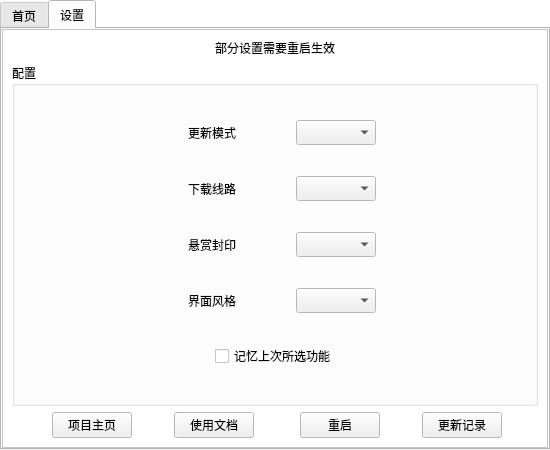
This is src/ui/mainui.ui in AquamarineCyan/OnmyojiDesktopAssistant as Qt 5 draws it before an edit. The edited form follows.
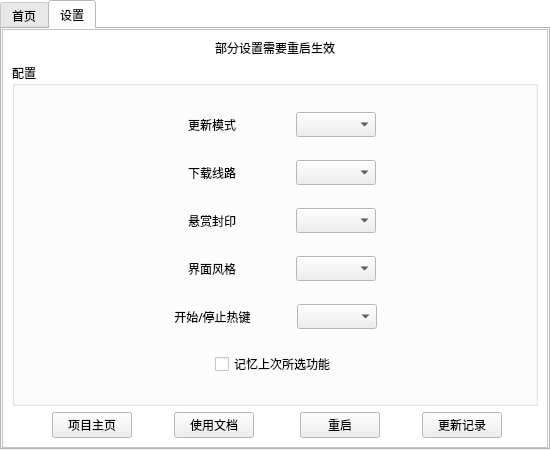
This is the edited form. The open tabs and pages were chosen to show the change.

Commit message: :sparkles: 新增快捷键控制`开始/停止`

```diff
--- a/src/ui/mainui.ui
+++ b/src/ui/mainui.ui
@@ -1230,6 +1230,69 @@
                  </item>
                 </layout>
                </item>
+               <item>
+                <layout class="QHBoxLayout" name="horizontalLayout_setting_shortcut_start_stop" stretch="4,2,0,2,4">
+                 <item>
+                  <spacer name="horizontalSpacer_setting_shortcut_start_stop_left">
+                   <property name="orientation">
+                    <enum>Qt::Orientation::Horizontal</enum>
+                   </property>
+                   <property name="sizeHint" stdset="0">
+                    <size>
+                     <width>40</width>
+                     <height>20</height>
+                    </size>
+                   </property>
+                  </spacer>
+                 </item>
+                 <item>
+                  <widget class="QLabel" name="setting_shortcut_start_stop_label">
+                   <property name="text">
+                    <string>开始/停止热键</string>
+                   </property>
+                   <property name="alignment">
+                    <set>Qt::AlignmentFlag::AlignCenter</set>
+                   </property>
+                  </widget>
+                 </item>
+                 <item>
+                  <spacer name="horizontalSpacer_setting_shortcut_start_stop_middle">
+                   <property name="orientation">
+                    <enum>Qt::Orientation::Horizontal</enum>
+                   </property>
+                   <property name="sizeHint" stdset="0">
+                    <size>
+                     <width>40</width>
+                     <height>20</height>
+                    </size>
+                   </property>
+                  </spacer>
+                 </item>
+                 <item>
+                  <widget class="QComboBox" name="setting_shortcut_start_stop_comboBox">
+                   <property name="minimumSize">
+                    <size>
+                     <width>80</width>
+                     <height>0</height>
+                    </size>
+                   </property>
+                  </widget>
+                 </item>
+                 <item>
+                  <spacer name="horizontalSpacer_setting_shortcut_start_stop_right">
+                   <property name="orientation">
+                    <enum>Qt::Orientation::Horizontal</enum>
+                   </property>
+                   <property name="sizeHint" stdset="0">
+                    <size>
+                     <width>40</width>
+                     <height>20</height>
+                    </size>
+                   </property>
+                  </spacer>
+                 </item>
+                </layout>
+               </item>
                <item>
                 <layout class="QHBoxLayout" name="horizontalLayout">
                  <item>
```
The commit also changes 5 other files.
